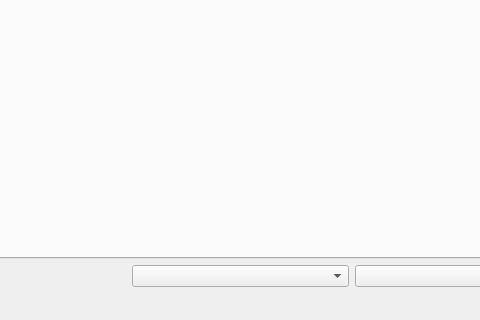
The window that mainwindow.ui (rezy91/TestBoard785) describes before a commit, drawn with Qt 5; both pictures show x 102 to 582 and y 422 to 742 of the 1132 by 742 pixel window.
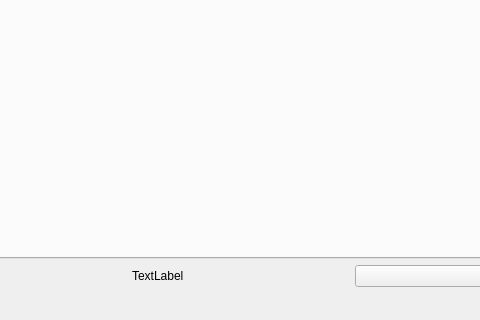
The same window after the commit.

Commit message: removed QComboBox for selecting device, because of obsolete.

Diff of the .ui file:
```diff
--- a/mainwindow.ui
+++ b/mainwindow.ui
@@ -31,7 +31,11 @@
        </widget>
       </item>
       <item>
-       <widget class="QComboBox" name="comboBox_1"/>
+       <widget class="QLabel" name="QLabelDevice">
+        <property name="text">
+         <string>TextLabel</string>
+        </property>
+       </widget>
       </item>
       <item>
        <widget class="QComboBox" name="comboBox"/>
```
The commit also changes 4 other files.
